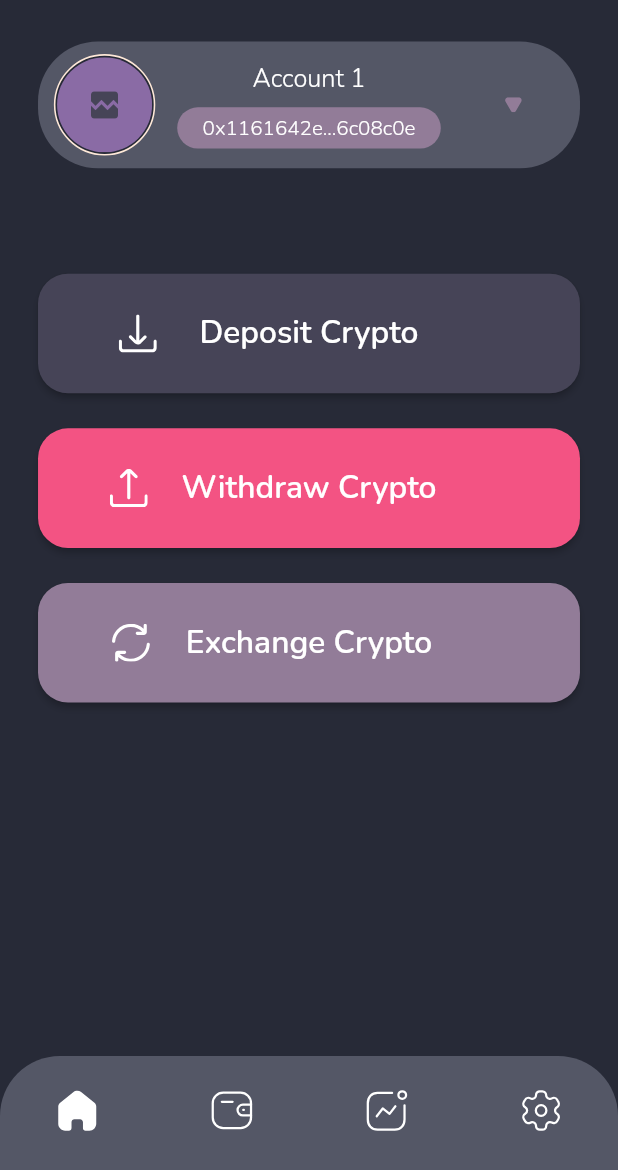
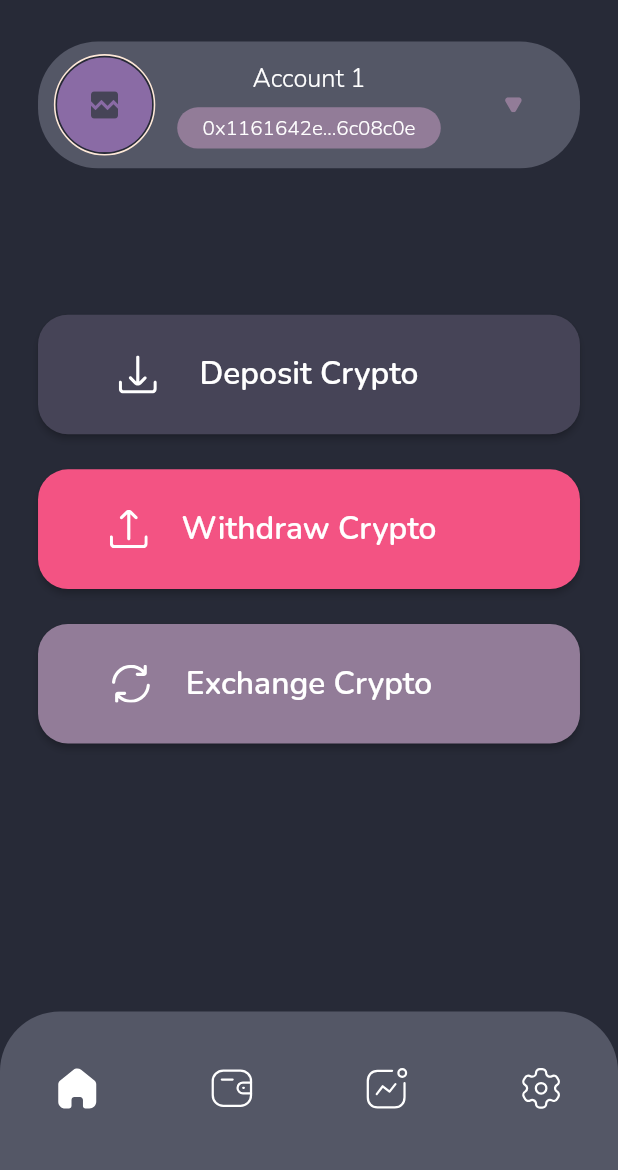
Before and after one commit to hunghuy201280/flutter_crypto_wallet, a Flutter app: the NavBarView screen opened by its route, on a phone screen of 412 x 824 dp, the part 66-1236 px from its top. Run offline on Flutter 3.47's test engine with Material 2 defaults, Android fonts, the phone set to English and light mode, and no system bars; drawn by our look-alikes of cached_network_image, persistent_bottom_nav_bar_v2; our stand-ins replace another_flushbar, bloc, dio, flutter_bloc, flutter_screenutil, flutter_secure_storage and 8 more; missing offline and left inert: clipboard; accounts and stored records are empty; network calls fail; statements that could not run were skipped.

Commit message:
fix - ui nav bar

```diff
--- a/lib/views/login/login_screen.dart
+++ b/lib/views/login/login_screen.dart
@@ -74,7 +74,7 @@ class __BodyScreenState extends State<_BodyScreen> {
             title: s.createWallet,
             horizontalMargin: 72.w,
             onTap: () {
-              print("Hung ngu vcl");
+
               Navigator.pushNamed(context, CreateWalletScreen.id);
             },
           ),
--- a/lib/views/nav_bar_view/nav_bar_view.dart
+++ b/lib/views/nav_bar_view/nav_bar_view.dart
@@ -1,3 +1,5 @@
+import 'dart:io';
+
 import 'package:flutter/material.dart';
 import 'package:flutter_bloc/flutter_bloc.dart';
 import 'package:flutter_ntf_marketplace/configs/color_config.dart';
@@ -19,7 +21,7 @@ import '../passcode/passcode_screen.dart';
 
 class NavBarView extends StatefulWidget {
   static const id = "NavBarView";
-  static const height = 72;
+  static final height = Platform.isAndroid ? 100 : 72;
   const NavBarView({Key? key}) : super(key: key);
 
   @override
```
